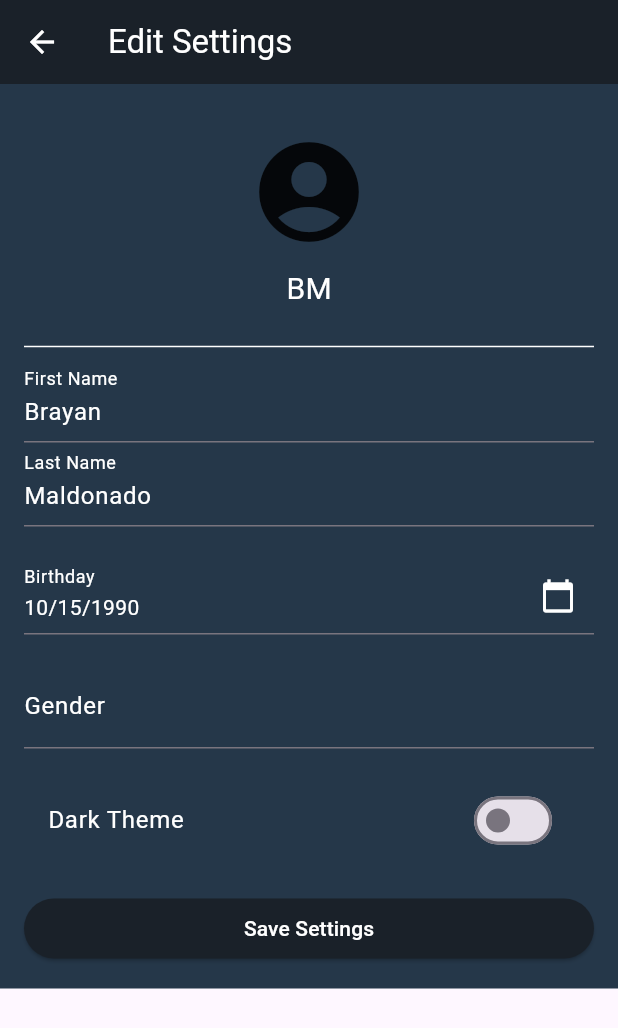
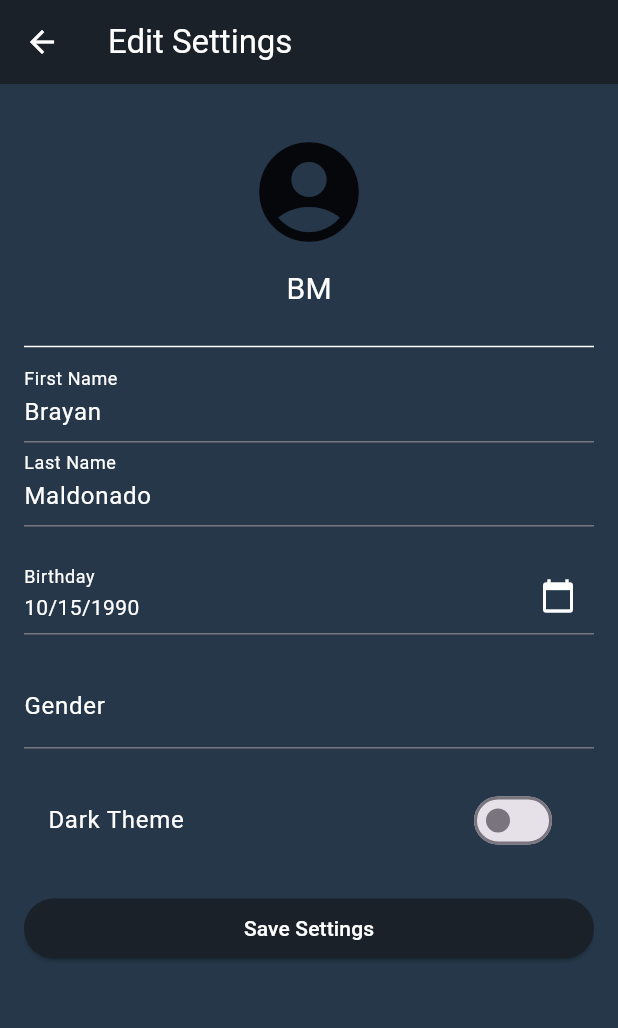
Before and after one commit to CSC-4350-SP2024/Team10, a Flutter app: the EditSettingsScreen screen opened directly, on a phone screen of 412 x 824 dp. Shown: the top 1028 px of the screen. Run offline on Flutter 3.47's test engine with Material 3 defaults, Android fonts, the phone set to English and light mode, and no system bars; our stand-ins replace cloud_firestore, firebase_core; accounts and stored records are empty.

Commit message:
Update editSettings.dart

```diff
--- a/tinytaskapp/lib/settings/editSettings.dart
+++ b/tinytaskapp/lib/settings/editSettings.dart
@@ -70,6 +70,8 @@ class _EditSettingsScreenState extends State<EditSettingsScreen> {
         color: settingsBackgroundColor,
         padding: EdgeInsets.all(16.0),
         child: SingleChildScrollView(
+          child: Container(
+            height: MediaQuery.of(context).size.height -kToolbarHeight - MediaQuery.of(context).padding.top,
           child: Column(
             crossAxisAlignment: CrossAxisAlignment.stretch,
             children: [
@@ -142,7 +144,7 @@ class _EditSettingsScreenState extends State<EditSettingsScreen> {
                 ),
               ),
             ],
-          ),
+          ),),
         ),
       ),
     );
```
